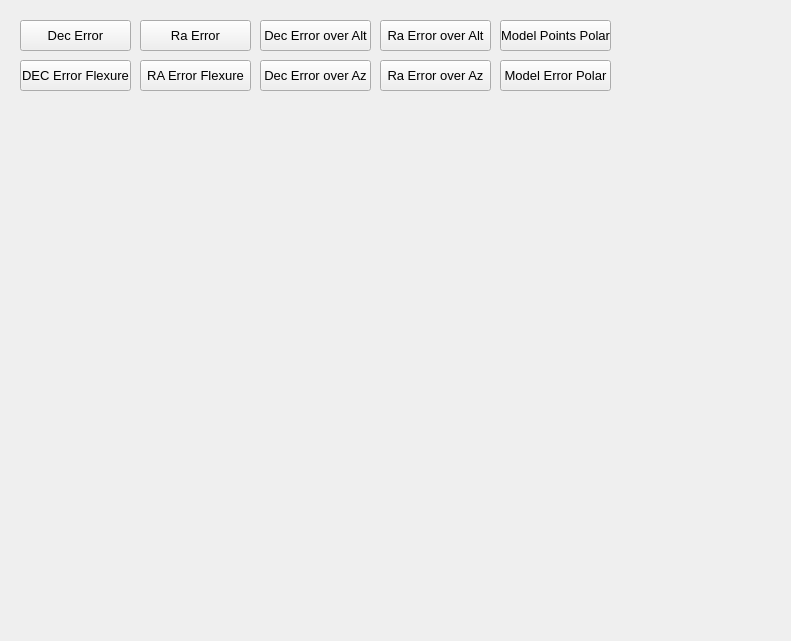
Above: mountwizzard/gui/analyse_dialog_ui.ui from sayitfast/MountWizzard3 before the change. Below: the same form after it.
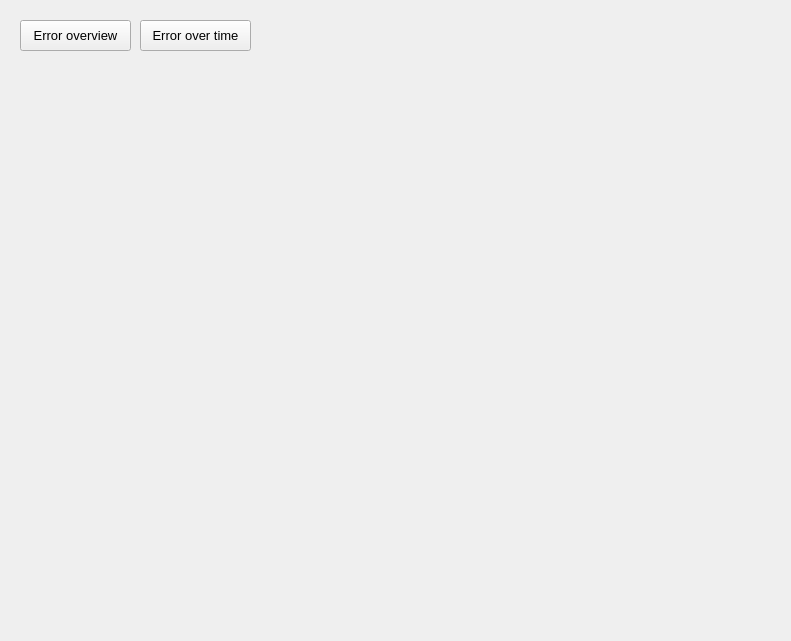
That is the form after the change.

Commit message: first update analyse window

The edit to the form file:
```diff
--- a/mountwizzard/gui/analyse_dialog_ui.ui
+++ b/mountwizzard/gui/analyse_dialog_ui.ui
@@ -17,9 +17,9 @@
    <property name="geometry">
     <rect>
      <x>10</x>
-     <y>120</y>
+     <y>80</y>
      <width>771</width>
-     <height>511</height>
+     <height>551</height>
     </rect>
    </property>
    <property name="font">
@@ -34,7 +34,7 @@
   <widget class="QPushButton" name="btn_selectDecError">
    <property name="geometry">
     <rect>
-     <x>20</x>
+     <x>140</x>
      <y>20</y>
      <width>111</width>
      <height>31</height>
@@ -49,119 +49,14 @@
     <string>&lt;html&gt;&lt;head/&gt;&lt;body&gt;&lt;p&gt;Show Dec Error in arc sec from modeling file&lt;/p&gt;&lt;/body&gt;&lt;/html&gt;</string>
    </property>
    <property name="text">
-    <string>Dec Error</string>
+    <string>Error over time</string>
    </property>
   </widget>
   <widget class="QPushButton" name="btn_selectRaError">
    <property name="geometry">
     <rect>
-     <x>140</x>
+     <x>20</x>
      <y>20</y>
-     <width>111</width>
-     <height>31</height>
-    </rect>
-   </property>
-   <property name="font">
-    <font>
-     <pointsize>10</pointsize>
-    </font>
-   </property>
-   <property name="toolTip">
-    <string>&lt;html&gt;&lt;head/&gt;&lt;body&gt;&lt;p&gt;Show Ra Error in arc sec from modeling file.&lt;/p&gt;&lt;/body&gt;&lt;/html&gt;</string>
-   </property>
-   <property name="text">
-    <string>Ra Error</string>
-   </property>
-  </widget>
-  <widget class="QPushButton" name="btn_selectDecErrorAltitude">
-   <property name="geometry">
-    <rect>
-     <x>260</x>
-     <y>20</y>
-     <width>111</width>
-     <height>31</height>
-    </rect>
-   </property>
-   <property name="font">
-    <font>
-     <pointsize>10</pointsize>
-    </font>
-   </property>
-   <property name="toolTip">
-    <string>&lt;html&gt;&lt;head/&gt;&lt;body&gt;&lt;p&gt;Show Dec Error in arc sec from modeling file over Altitude.&lt;/p&gt;&lt;/body&gt;&lt;/html&gt;</string>
-   </property>
-   <property name="text">
-    <string>Dec Error over Alt</string>
-   </property>
-  </widget>
-  <widget class="QPushButton" name="btn_selectRaErrorAltitude">
-   <property name="geometry">
-    <rect>
-     <x>380</x>
-     <y>20</y>
-     <width>111</width>
-     <height>31</height>
-    </rect>
-   </property>
-   <property name="font">
-    <font>
-     <pointsize>10</pointsize>
-    </font>
-   </property>
-   <property name="toolTip">
-    <string>&lt;html&gt;&lt;head/&gt;&lt;body&gt;&lt;p&gt;Show Ra Error in arc sec from modeling file over Altitude.&lt;/p&gt;&lt;/body&gt;&lt;/html&gt;</string>
-   </property>
-   <property name="text">
-    <string>Ra Error over Alt</string>
-   </property>
-  </widget>
-  <widget class="QPushButton" name="btn_selectModelPointPolar">
-   <property name="geometry">
-    <rect>
-     <x>500</x>
-     <y>20</y>
-     <width>111</width>
-     <height>31</height>
-    </rect>
-   </property>
-   <property name="font">
-    <font>
-     <pointsize>10</pointsize>
-    </font>
-   </property>
-   <property name="toolTip">
-    <string>&lt;html&gt;&lt;head/&gt;&lt;body&gt;&lt;p&gt;Show model points in colors over altitude and azimuth in polar diagram. blue: points west, green: points east.&lt;/p&gt;&lt;/body&gt;&lt;/html&gt;</string>
-   </property>
-   <property name="text">
-    <string>Model Points Polar</string>
-   </property>
-  </widget>
-  <widget class="QPushButton" name="btn_selectDecErrorAzimuth">
-   <property name="geometry">
-    <rect>
-     <x>260</x>
-     <y>60</y>
-     <width>111</width>
-     <height>31</height>
-    </rect>
-   </property>
-   <property name="font">
-    <font>
-     <pointsize>10</pointsize>
-    </font>
-   </property>
-   <property name="toolTip">
-    <string>&lt;html&gt;&lt;head/&gt;&lt;body&gt;&lt;p&gt;Show Dec Error in arc sec from modeling file over Azimuth.&lt;/p&gt;&lt;/body&gt;&lt;/html&gt;</string>
-   </property>
-   <property name="text">
-    <string>Dec Error over Az</string>
-   </property>
-  </widget>
-  <widget class="QPushButton" name="btn_selectModelPointErrorPolar">
-   <property name="geometry">
-    <rect>
-     <x>500</x>
-     <y>60</y>
      <width>111</width>
      <height>31</height>
     </rect>
@@ -175,70 +70,7 @@
     <string>&lt;html&gt;&lt;head/&gt;&lt;body&gt;&lt;p&gt;Show total error in colors over altitude and azimuth in polar diagram. blue: points west, green: points east.&lt;/p&gt;&lt;/body&gt;&lt;/html&gt;</string>
    </property>
    <property name="text">
-    <string>Model Error Polar</string>
-   </property>
-  </widget>
-  <widget class="QPushButton" name="btn_selectRaErrorDeviation">
-   <property name="geometry">
-    <rect>
-     <x>140</x>
-     <y>60</y>
-     <width>111</width>
-     <height>31</height>
-    </rect>
-   </property>
-   <property name="font">
-    <font>
-     <pointsize>10</pointsize>
-    </font>
-   </property>
-   <property name="toolTip">
-    <string>&lt;html&gt;&lt;head/&gt;&lt;body&gt;&lt;p&gt;Show Ra Error in arc sec from modeling file with respect to the first model point.&lt;/p&gt;&lt;/body&gt;&lt;/html&gt;</string>
-   </property>
-   <property name="text">
-    <string>RA Error Flexure</string>
-   </property>
-  </widget>
-  <widget class="QPushButton" name="btn_selectRaErrorAzimuth">
-   <property name="geometry">
-    <rect>
-     <x>380</x>
-     <y>60</y>
-     <width>111</width>
-     <height>31</height>
-    </rect>
-   </property>
-   <property name="font">
-    <font>
-     <pointsize>10</pointsize>
-    </font>
-   </property>
-   <property name="toolTip">
-    <string>&lt;html&gt;&lt;head/&gt;&lt;body&gt;&lt;p&gt;Show Ra Error in arc sec from modeling file over Azimuth.&lt;/p&gt;&lt;/body&gt;&lt;/html&gt;</string>
-   </property>
-   <property name="text">
-    <string>Ra Error over Az</string>
-   </property>
-  </widget>
-  <widget class="QPushButton" name="btn_selectDecErrorDeviation">
-   <property name="geometry">
-    <rect>
-     <x>20</x>
-     <y>60</y>
-     <width>111</width>
-     <height>31</height>
-    </rect>
-   </property>
-   <property name="font">
-    <font>
-     <pointsize>10</pointsize>
-    </font>
-   </property>
-   <property name="toolTip">
-    <string>&lt;html&gt;&lt;head/&gt;&lt;body&gt;&lt;p&gt;Show Dec Error in arc sec from modeling file with respect to the first model point.&lt;/p&gt;&lt;/body&gt;&lt;/html&gt;</string>
-   </property>
-   <property name="text">
-    <string>DEC Error Flexure</string>
+    <string>Error overview</string>
    </property>
   </widget>
   <widget class="QLabel" name="analyseBackground">
@@ -247,7 +79,7 @@
      <x>0</x>
      <y>0</y>
      <width>790</width>
-     <height>111</height>
+     <height>66</height>
     </rect>
    </property>
    <property name="text">
```
Left out of the diff: 16 changed lines with no effect on the pictures. The commit also changes 3 other files.
